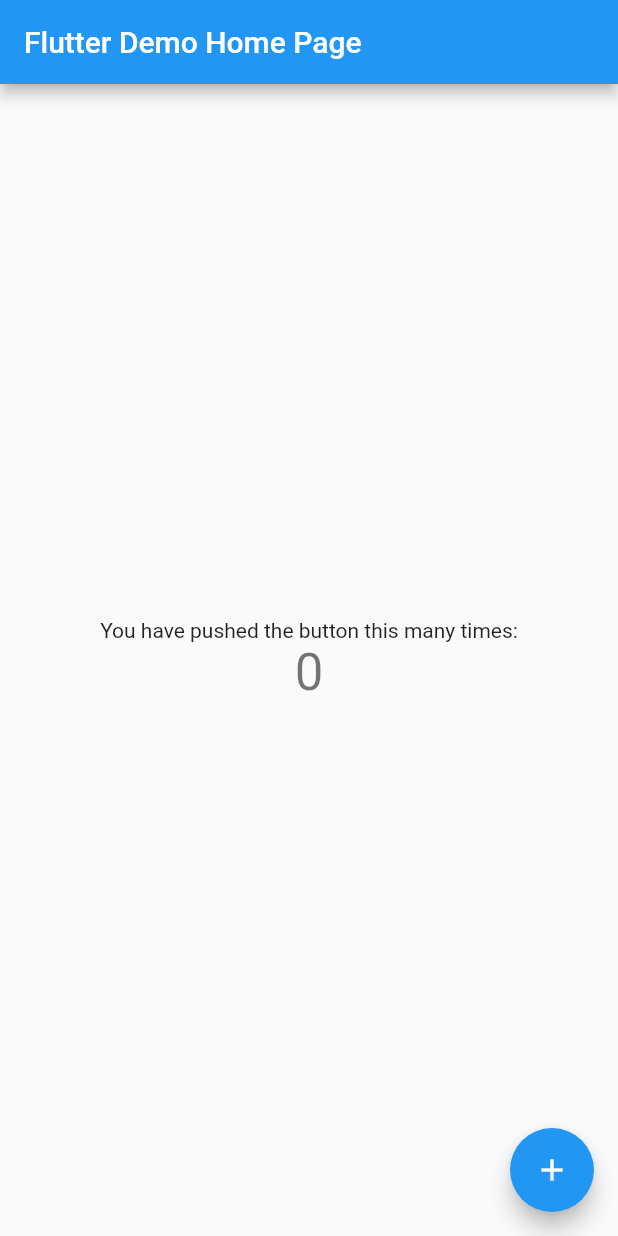
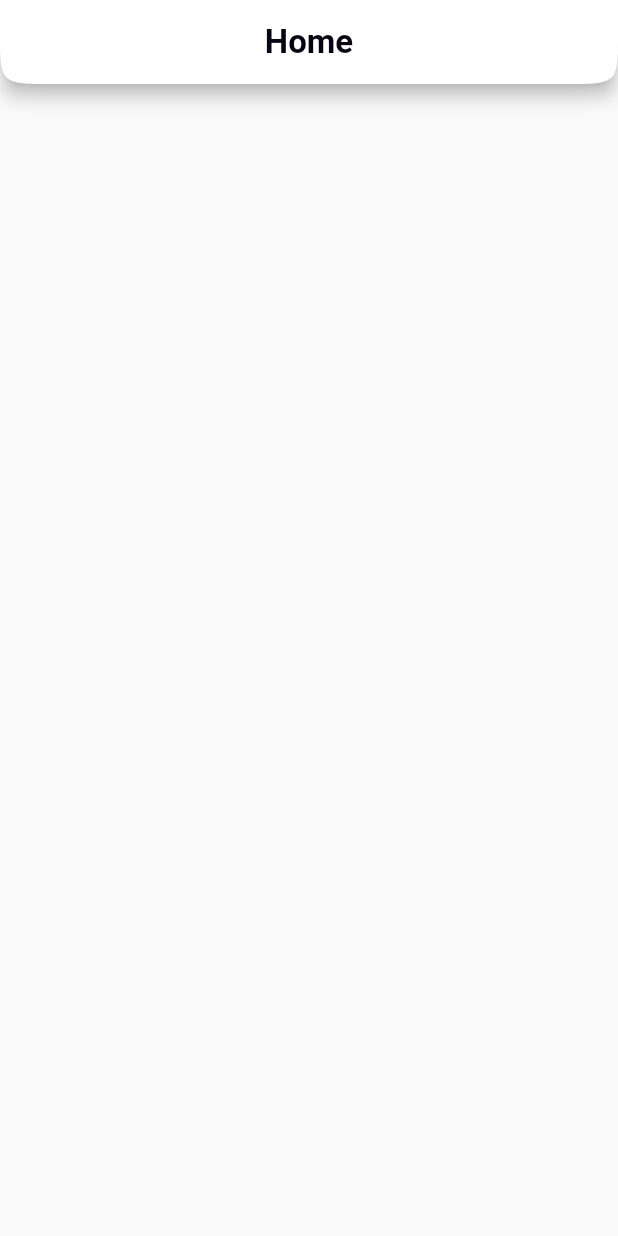
Before and after one commit to RahulNagaraj/tech_hub_ui, a Flutter app: the screen it shows after launch, on a phone screen of 412 x 824 dp. Run offline on Flutter 3.47's test engine with Material 2 defaults, Android fonts, the phone set to English and light mode, and no system bars.

Commit message:
customize app bar

```diff
--- a/lib/main.dart
+++ b/lib/main.dart
@@ -1,111 +1,18 @@
 import 'package:flutter/material.dart';
 
-void main() => runApp(MyApp());
+import 'pages/home_page.dart';
+import 'styles/theme.dart';
 
-class MyApp extends StatelessWidget {
-  // This widget is the root of your application.
+void main() => runApp(TechHub());
+
+class TechHub extends StatelessWidget {
   @override
   Widget build(BuildContext context) {
     return MaterialApp(
-      title: 'Flutter Demo',
-      theme: ThemeData(
-        // This is the theme of your application.
-        //
-        // Try running your application with "flutter run". You'll see the
-        // application has a blue toolbar. Then, without quitting the app, try
-        // changing the primarySwatch below to Colors.green and then invoke
-        // "hot reload" (press "r" in the console where you ran "flutter run",
-        // or simply save your changes to "hot reload" in a Flutter IDE).
-        // Notice that the counter didn't reset back to zero; the application
-        // is not restarted.
-        primarySwatch: Colors.blue,
-      ),
-      home: MyHomePage(title: 'Flutter Demo Home Page'),
+      debugShowCheckedModeBanner: false,
+      title: 'Tech Hub',
+      theme: Styles.themeData(),
+      home: HomePage(),
     );
   }
 }
-
-class MyHomePage extends StatefulWidget {
-  MyHomePage({Key key, this.title}) : super(key: key);
-
-  // This widget is the home page of your application. It is stateful, meaning
-  // that it has a State object (defined below) that contains fields that affect
-  // how it looks.
-
-  // This class is the configuration for the state. It holds the values (in this
-  // case the title) provided by the parent (in this case the App widget) and
-  // used by the build method of the State. Fields in a Widget subclass are
-  // always marked "final".
-
-  final String title;
-
-  @override
-  _MyHomePageState createState() => _MyHomePageState();
-}
-
-class _MyHomePageState extends State<MyHomePage> {
-  int _counter = 0;
-
-  void _incrementCounter() {
-    setState(() {
-      // This call to setState tells the Flutter framework that something has
-      // changed in this State, which causes it to rerun the build method below
-      // so that the display can reflect the updated values. If we changed
-      // _counter without calling setState(), then the build method would not be
-      // called again, and so nothing would appear to happen.
-      _counter++;
-    });
-  }
-
-  @override
-  Widget build(BuildContext context) {
-    // This method is rerun every time setState is called, for instance as done
-    // by the _incrementCounter method above.
-    //
-    // The Flutter framework has been optimized to make rerunning build methods
-    // fast, so that you can just rebuild anything that needs updating rather
-    // than having to individually change instances of widgets.
-    return Scaffold(
-      appBar: AppBar(
-        // Here we take the value from the MyHomePage object that was created by
-        // the App.build method, and use it to set our appbar title.
-        title: Text(widget.title),
-      ),
-      body: Center(
-        // Center is a layout widget. It takes a single child and positions it
-        // in the middle of the parent.
-        child: Column(
-          // Column is also a layout widget. It takes a list of children and
-          // arranges them vertically. By default, it sizes itself to fit its
-          // children horizontally, and tries to be as tall as its parent.
-          //
-          // Invoke "debug painting" (press "p" in the console, choose the
-          // "Toggle Debug Paint" action from the Flutter Inspector in Android
-          // Studio, or the "Toggle Debug Paint" command in Visual Studio Code)
-          // to see the wireframe for each widget.
-          //
-          // Column has various properties to control how it sizes itself and
-          // how it positions its children. Here we use mainAxisAlignment to
-          // center the children vertically; the main axis here is the vertical
-          // axis because Columns are vertical (the cross axis would be
-          // horizontal).
-          mainAxisAlignment: MainAxisAlignment.center,
-          children: <Widget>[
-            Text(
-              'You have pushed the button this many times:',
-            ),
-            Text(
-              '$_counter',
-              style: Theme.of(context).textTheme.display1,
-            ),
-          ],
-        ),
-      ),
-      floatingActionButton: FloatingActionButton(
-        onPressed: _incrementCounter,
-        tooltip: 'Increment',
-        child: Icon(Icons.add),
-      ), // This trailing comma makes auto-formatting nicer for build methods.
-    );
-  }
-}
--- /dev/null
+++ b/lib/pages/home_page.dart
@@ -0,0 +1,17 @@
+import 'package:flutter/material.dart';
+
+class HomePage extends StatelessWidget {
+  @override
+  Widget build(BuildContext context) {
+    return Scaffold(
+      appBar: AppBar(
+        centerTitle: true,
+        title: Text('Home'),
+        shape: ContinuousRectangleBorder(
+            borderRadius: BorderRadius.only(
+                bottomLeft: Radius.circular(35.0),
+                bottomRight: Radius.circular(35.0))),
+      ),
+    );
+  }
+}
--- /dev/null
+++ b/lib/styles/theme.dart
@@ -0,0 +1,42 @@
+import 'package:flutter/material.dart';
+
+import 'colors.dart';
+
+class Styles {
+  static ThemeData themeData() {
+    return ThemeData(
+        brightness: Brightness.light,
+        backgroundColor: backgroundColor,
+        fontFamily: 'Raleway',
+        primaryColor: backgroundColor,
+        appBarTheme: AppBarTheme(
+            elevation: 5.0,
+            color: Colors.white,
+            textTheme: TextTheme(
+                title: TextStyle(
+                    color: primaryTextColor,
+                    fontSize: 22.0,
+                    fontWeight: FontWeight.bold))),
+        textTheme: TextTheme(
+            headline: TextStyle(
+                color: primaryTextColor,
+                fontSize: 32.0,
+                fontWeight: FontWeight.w700),
+            title: TextStyle(
+                color: Colors.white,
+                fontSize: 28.0,
+                fontWeight: FontWeight.w700),
+            subhead: TextStyle(
+                color: Colors.white,
+                fontSize: 20.0,
+                fontWeight: FontWeight.w400),
+            subtitle: TextStyle(
+                color: greyTextColor,
+                fontSize: 16.0,
+                fontWeight: FontWeight.w600),
+            body2: TextStyle(
+                color: greyTextColor,
+                fontSize: 16.0,
+                fontWeight: FontWeight.w400)));
+  }
+}
```
Also changed, not shown: 2 other files.
